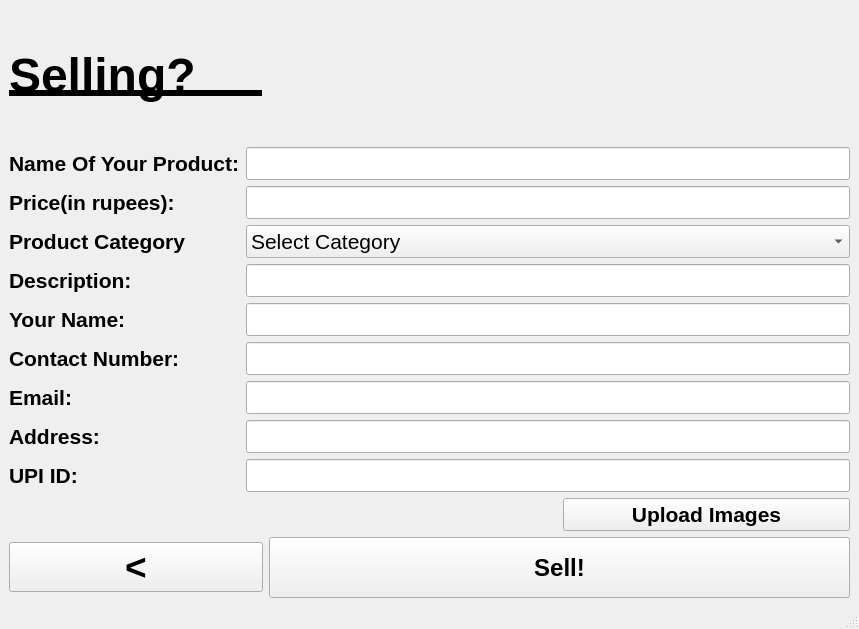
anuragrao04/GrowPal, file sellPage.ui: the form before one commit.
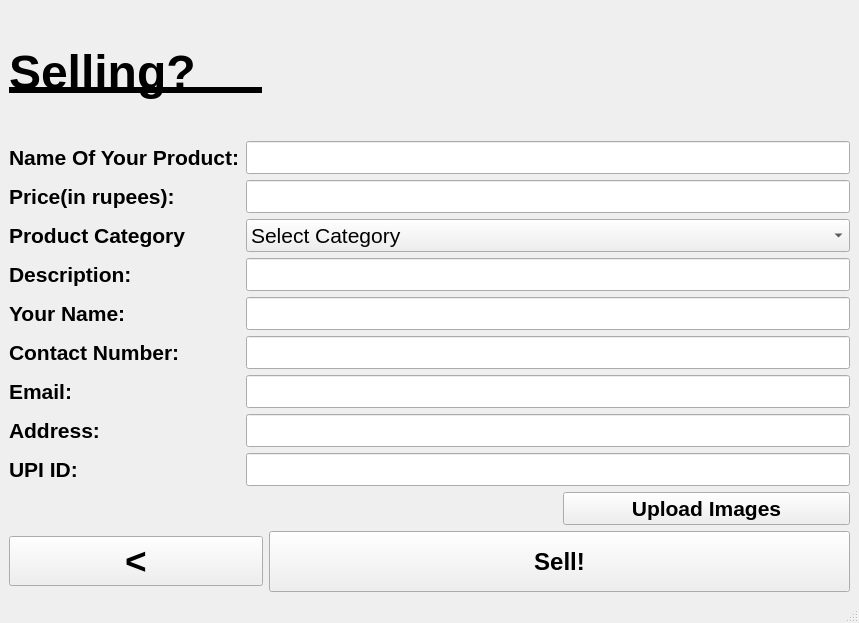
The form after the commit.

Commit message: fixed window size bug

```diff
--- a/sellPage.ui
+++ b/sellPage.ui
@@ -7,7 +7,7 @@
     <x>0</x>
     <y>0</y>
     <width>837</width>
-    <height>629</height>
+    <height>623</height>
    </rect>
   </property>
   <property name="windowTitle">
@@ -304,6 +304,12 @@
           <bold>false</bold>
          </font>
         </property>
+        <property name="maxVisibleItems">
+         <number>10</number>
+        </property>
+        <property name="frame">
+         <bool>true</bool>
+        </property>
         <item>
          <property name="text">
           <string>Select Category </string>
```
